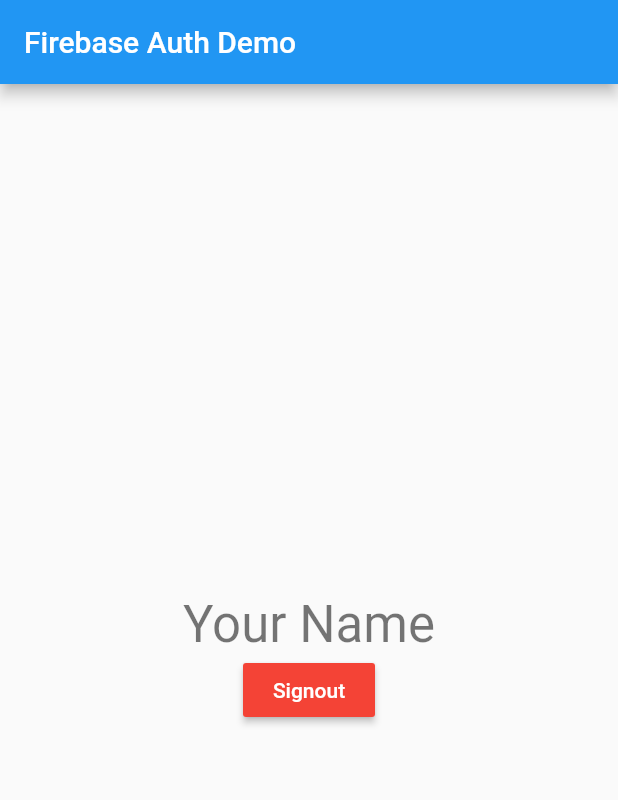
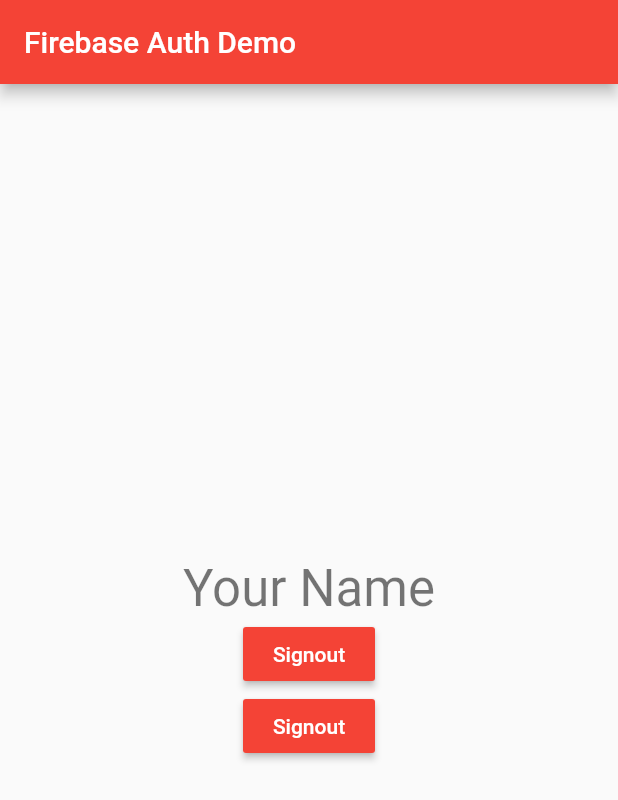
Before and after one commit to taroosg/flutter_mysterytour, a Flutter app: the screen it shows once a user with an empty profile is signed in, on a phone screen of 412 x 824 dp. Shown: the top 800 px of the screen. Run offline on Flutter 3.47's test engine with Material 2 defaults, Android fonts, the phone set to English and light mode, and no system bars; our stand-ins replace firebase_auth, google_sign_in; missing offline and left inert: flutter_twitter_login; accounts and stored records are empty; network calls fail.

Commit message:
update twitter auth added

```diff
--- a/lib/main.dart
+++ b/lib/main.dart
@@ -1,6 +1,8 @@
+import 'dart:async';
 import 'package:flutter/material.dart';
 import 'package:firebase_auth/firebase_auth.dart';
 import 'package:google_sign_in/google_sign_in.dart';
+import 'package:flutter_twitter_login/flutter_twitter_login.dart';
 
 void main() => runApp(MyApp());
 
@@ -10,7 +12,7 @@ class MyApp extends StatelessWidget {
     return MaterialApp(
       title: 'Firebase Auth Demo',
       theme: ThemeData(
-        primarySwatch: Colors.blue,
+        primarySwatch: Colors.red,
       ),
       home: MyHomePage(title: 'Firebase Auth Demo'),
     );
@@ -40,12 +42,14 @@ class _MyHomePageState extends State<MyHomePage> {
       accessToken: googleAuth.accessToken,
       idToken: googleAuth.idToken,
     );
+    print(credential);
 
     final FirebaseUser user =
         (await _auth.signInWithCredential(credential)).user;
-    setState(() {
-      username = user.displayName;
-    });
+    // setState(() {
+    //   username = user.displayName;
+    // });
+    print(user);
     return user;
   }
 
@@ -54,6 +58,72 @@ class _MyHomePageState extends State<MyHomePage> {
     setState(() {
       username = 'Your name';
     });
+  }
+
+  TwitterLogin twitterInstance = new TwitterLogin(
+    consumerKey: "G15jSwftD29Aw8vzhjYMx9MJO",
+    consumerSecret: "lorbyrUjL5PgQrWiJ8oaaSuhrpXjIBlBMsSFqb2MjGIwp9YYVs",
+  );
+
+  Future<FirebaseUser> _signInWithTwitter(BuildContext context) async {
+    // Scaffold.of(context).showSnackBar(new SnackBar(
+    //   content: new Text('Sign in button clicked'),
+    // ));
+
+    final TwitterLoginResult _twitterLoginResult =
+        await twitterInstance.authorize();
+    final TwitterSession _currentUserTwitterSession =
+        _twitterLoginResult.session;
+    final TwitterLoginStatus _twitterLoginStatus = _twitterLoginResult.status;
+
+    AuthCredential _authCredential = TwitterAuthProvider.getCredential(
+        authToken: _currentUserTwitterSession?.token ?? '',
+        authTokenSecret: _currentUserTwitterSession?.secret ?? '');
+
+    final FirebaseUser user =
+        (await _auth.signInWithCredential(_authCredential)).user;
+
+    // final FirebaseUser user = await _auth.signInWithTwitter(
+    //   authToken: result.session.token,
+    //   authTokenSecret: result.session.secret,
+    // );
+
+    // setState(() {
+    //   username = user.displayName;
+    // });
+
+    // UserInfoDetails userInfoDetails = new UserInfoDetails(
+    //   user.providerId,
+    //   user.uid,
+    //   user.displayName,
+    //   user.photoUrl,
+    //   user.email,
+    //   user.isAnonymous,
+    //   user.isEmailVerified,
+    //   user.phoneNumber,
+    // );
+
+    // Navigator.push(
+    //   context,
+    //   new MaterialPageRoute(
+    //     builder: (context) => new DetailedScreen(detailsUser: userInfoDetails),
+    //   ),
+    // );
+    return user;
+  }
+
+  Future<Null> _signOutWithTwitter(BuildContext context) async {
+    await twitterInstance.logOut();
+    _auth.signOut();
+
+    // Scaffold.of(context).showSnackBar(new SnackBar(
+    //   content: new Text('Sign out button clicked'),
+    // ));
+    setState(() {
+      username = 'Your name';
+    });
+
+    print('Signed out');
   }
 
   @override
@@ -94,6 +164,30 @@ class _MyHomePageState extends State<MyHomePage> {
                     );
                   }
                 }),
+            StreamBuilder(
+                stream: _auth.onAuthStateChanged,
+                builder: (context, snapshot) {
+                  if (snapshot.hasData) {
+                    return MaterialButton(
+                      onPressed: () => _signOutWithTwitter(context),
+                      color: Colors.red,
+                      textColor: Colors.white,
+                      child: Text('Signout'),
+                    );
+                  } else {
+                    return MaterialButton(
+                      onPressed: () => _signInWithTwitter(context)
+                          .then((FirebaseUser user) => setState(() {
+                                username = user.displayName;
+                                print(username);
+                              }))
+                          .catchError((e) => print(e)),
+                      color: Colors.white,
+                      textColor: Colors.black,
+                      child: Text('Login with Twitter'),
+                    );
+                  }
+                }),
           ],
         ),
       ),
--- a/pubspec.yaml
+++ b/pubspec.yaml
@@ -27,6 +27,7 @@ dependencies:
   cloud_firestore: ^0.12.9+4
   firebase_auth: ^0.14.0+5
   google_sign_in: ^4.0.7
+  flutter_twitter_login: ^1.1.0
 
 dev_dependencies:
   flutter_test:
```
Also changed, not shown: pubspec.lock, 3 other files.
